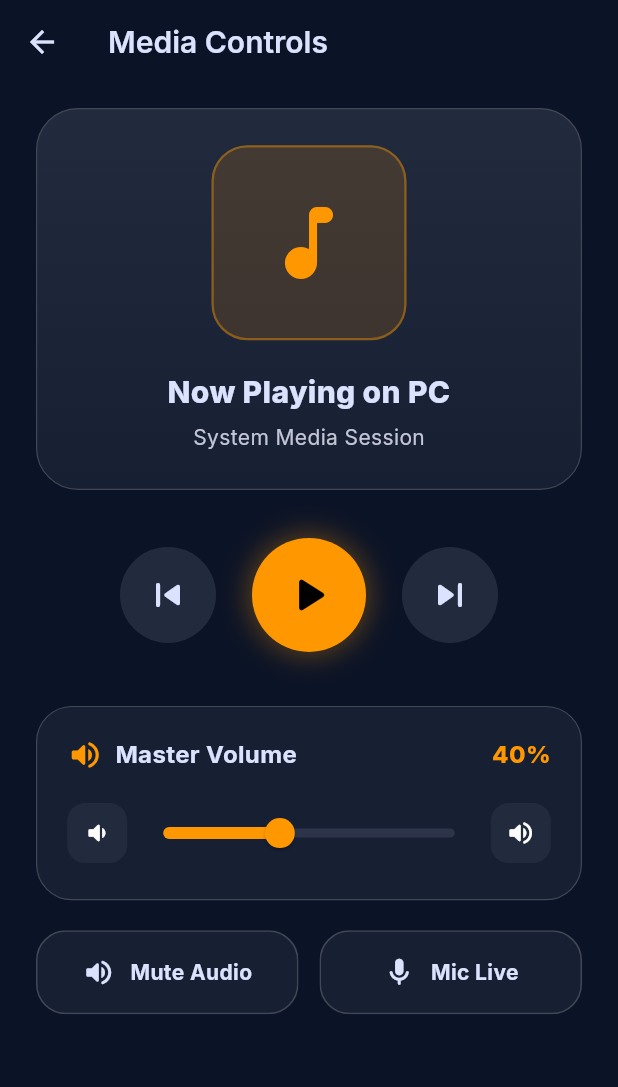
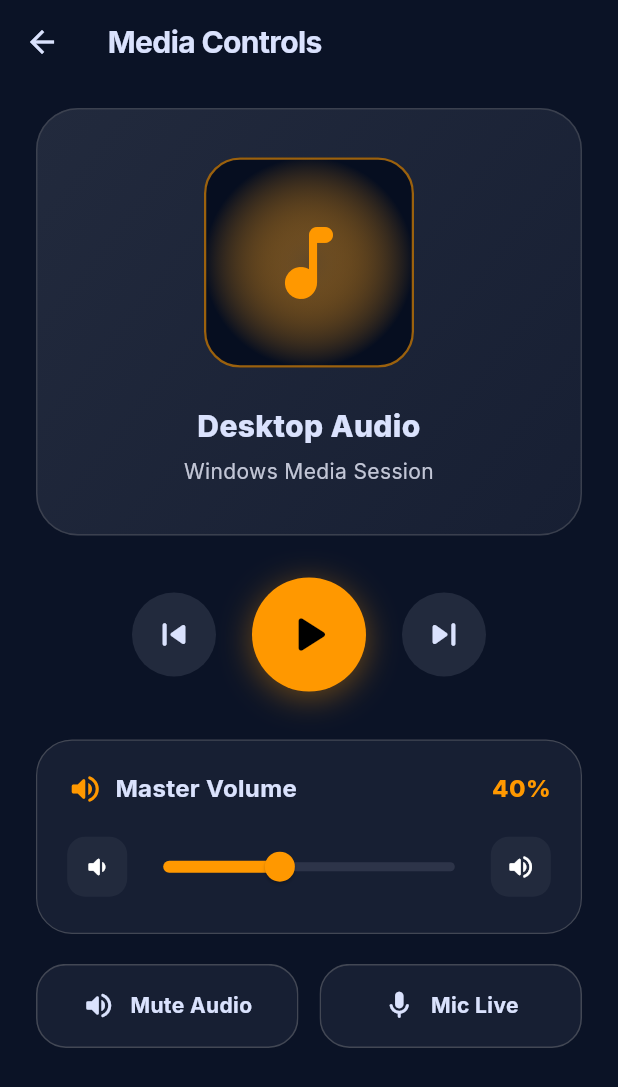
Before and after one commit to Dulmin2021/wintroller, a Flutter app: the MediaControlScreen screen opened directly, on a phone screen of 412 x 824 dp. Shown: the top 1087 px of the screen. Run offline on Flutter 3.47's test engine with Material 3 defaults, Android fonts, the phone set to English and light mode, and no system bars; our stand-ins replace file_picker, flutter_riverpod, flutter_secure_storage, google_fonts, shared_preferences; missing offline and left inert: mobile_scanner; accounts and stored records are empty.

Commit message:
Rename app to Wintroller, add Stitch Cyber theme from stitch_pc_remote_commander_UI_Screens, and implement zero-latency master volume sync

```diff
--- a/lib/features/dashboard/dashboard_screen.dart
+++ b/lib/features/dashboard/dashboard_screen.dart
@@ -44,7 +44,7 @@
             ),
             const SizedBox(width: 10),
             const Text(
-              'PCRemote',
+              'Wintroller',
               style: TextStyle(fontWeight: FontWeight.w800, letterSpacing: -0.5),
             ),
           ],
--- a/lib/features/media/media_control_screen.dart
+++ b/lib/features/media/media_control_screen.dart
@@ -15,6 +15,7 @@
 
 class _MediaControlScreenState extends ConsumerState<MediaControlScreen> {
   double _currentVolume = 40;
+  bool _isUserDraggingVolume = false;
   Timer? _volumeDebounceTimer;
   Timer? _holdTimer;
 
@@ -23,7 +24,7 @@
     super.initState();
     final systemInfo = ref.read(systemInfoProvider).value;
     if (systemInfo != null) {
-      _currentVolume = systemInfo.volume.toDouble();
+      _currentVolume = systemInfo.volume.toDouble().clamp(0, 100);
     }
   }
 
@@ -35,12 +36,24 @@
   }
 
   void _onVolumeSliderChanged(double val) {
-    setState(() => _currentVolume = val);
+    setState(() {
+      _isUserDraggingVolume = true;
+      _currentVolume = val;
+    });
+    _triggerHaptic();
     _volumeDebounceTimer?.cancel();
-    _volumeDebounceTimer = Timer(const Duration(milliseconds: 80), () {
+    _volumeDebounceTimer = Timer(const Duration(milliseconds: 30), () {
       final repo = ref.read(pcRemoteRepositoryProvider);
-      // Send volume change (or custom volume level)
-      // If server supports volume level, or repeated steps
+      repo.setVolume(val.toInt());
+    });
+  }
+
+  void _onVolumeSliderChangeEnd(double val) {
+    _volumeDebounceTimer?.cancel();
+    final repo = ref.read(pcRemoteRepositoryProvider);
+    repo.setVolume(val.toInt());
+    Future.delayed(const Duration(milliseconds: 300), () {
+      if (mounted) setState(() => _isUserDraggingVolume = false);
     });
   }
 
@@ -85,6 +98,14 @@
     final repo = ref.watch(pcRemoteRepositoryProvider);
     final systemInfo = ref.watch(systemInfoProvider).value ?? const HostSystemInfo();
 
+    ref.listen(systemInfoProvider, (prev, next) {
+      if (!_isUserDraggingVolume && next.value != null) {
+        setState(() {
+          _currentVolume = next.value!.volume.toDouble().clamp(0, 100);
+        });
+      }
+    });
+
     return Scaffold(
       backgroundColor: AppColors.background,
       appBar: AppBar(
@@ -98,57 +119,72 @@
               // Now Playing Artwork / Card
               Container(
                 width: double.infinity,
-                padding: const EdgeInsets.all(24),
+                padding: const EdgeInsets.symmetric(vertical: 32, horizontal: 20),
                 decoration: BoxDecoration(
-                  gradient: const LinearGradient(
+                  gradient: LinearGradient(
                     colors: [
                       AppColors.surfaceContainerHigh,
                       AppColors.surfaceContainer,
                     ],
-                    begin: Alignment.topCenter,
-                    end: Alignment.bottomCenter,
+                    begin: Alignment.topLeft,
+                    end: Alignment.bottomRight,
                   ),
                   borderRadius: BorderRadius.circular(28),
-                  border: Border.all(color: AppColors.outlineVariant, width: 0.8),
+                  border: Border.all(
+                    color: AppColors.outlineVariant.withOpacity(0.8),
+                    width: 1,
+                  ),
                 ),
                 child: Column(
                   children: [
                     Container(
-                      width: 130,
-                      height: 130,
+                      width: 140,
+                      height: 140,
                       decoration: BoxDecoration(
-                        color: AppColors.mediaAccent.withOpacity(0.15),
+                        gradient: RadialGradient(
+                          colors: [
+                            AppColors.mediaAccent.withOpacity(0.3),
+                            AppColors.surfaceContainerLowest,
+                          ],
+                        ),
                         borderRadius: BorderRadius.circular(24),
                         border: Border.all(
-                          color: AppColors.mediaAccent.withOpacity(0.4),
+                          color: AppColors.mediaAccent.withOpacity(0.6),
                           width: 1.5,
                         ),
                       ),
-                      child: const Icon(
+                      child: const Center(
+                        child: Icon(
                           Icons.music_note_rounded,
                           size: 64,
                           color: AppColors.mediaAccent,
                         ),
                       ),
-                    const SizedBox(height: 20),
+                    ),
+                    const SizedBox(height: 24),
                     Text(
-                      systemInfo.activeMediaTitle ?? 'Now Playing on PC',
-                      textAlign: TextAlign.center,
+                      (systemInfo.activeMediaTitle != null && systemInfo.activeMediaTitle!.isNotEmpty)
+                          ? systemInfo.activeMediaTitle!
+                          : 'Desktop Audio',
                       style: const TextStyle(
                         fontSize: 20,
                         fontWeight: FontWeight.w800,
                         color: AppColors.onSurface,
                       ),
+                      textAlign: TextAlign.center,
                       maxLines: 1,
                       overflow: TextOverflow.ellipsis,
                     ),
                     const SizedBox(height: 6),
                     Text(
-                      systemInfo.activeMediaArtist ?? 'System Media Session',
+                      (systemInfo.activeMediaArtist != null && systemInfo.activeMediaArtist!.isNotEmpty)
+                          ? systemInfo.activeMediaArtist!
+                          : 'Windows Media Session',
                       style: const TextStyle(
                         fontSize: 14,
                         color: AppColors.onSurfaceVariant,
                       ),
+                      textAlign: TextAlign.center,
                       maxLines: 1,
                       overflow: TextOverflow.ellipsis,
                     ),
@@ -156,68 +192,39 @@
                 ),
               ),
 
-              const SizedBox(height: 32),
+              const SizedBox(height: 28),
 
-              // Playback Controls Row (Previous, Play/Pause, Next)
+              // Playback Transport Controls (Prev / Play-Pause / Next)
               Row(
                 mainAxisAlignment: MainAxisAlignment.center,
                 children: [
-                  // Previous Track
-                  IconButton.filledTonal(
-                    iconSize: 32,
-                    padding: const EdgeInsets.all(16),
-                    style: IconButton.styleFrom(
-                      backgroundColor: AppColors.surfaceContainerHigh,
-                      foregroundColor: AppColors.onSurface,
-                    ),
-                    icon: const Icon(Icons.skip_previous_rounded),
+                  _PlaybackCircleButton(
+                    icon: Icons.skip_previous_rounded,
+                    size: 56,
+                    iconSize: 30,
                     onPressed: () {
                       _triggerHaptic();
                       repo.mediaPrevious();
                     },
                   ),
                   const SizedBox(width: 24),
-
-                  // Large Play / Pause button
-                  Container(
-                    width: 76,
-                    height: 76,
-                    decoration: BoxDecoration(
-                      shape: BoxShape.circle,
-                      color: AppColors.mediaAccent,
-                      boxShadow: [
-                        BoxShadow(
-                          color: AppColors.mediaAccent.withOpacity(0.35),
-                          blurRadius: 16,
-                          spreadRadius: 2,
-                        ),
-                      ],
-                    ),
-                    child: IconButton(
-                      iconSize: 40,
-                      color: Colors.black,
-                      icon: Icon(
-                        systemInfo.isPlaying
+                  _PlaybackCircleButton(
+                    icon: systemInfo.isPlaying
                         ? Icons.pause_rounded
                         : Icons.play_arrow_rounded,
-                      ),
+                    size: 76,
+                    iconSize: 42,
+                    isPrimary: true,
                     onPressed: () {
                       _triggerHaptic();
                       repo.mediaPlayPause();
                     },
                   ),
-                  ),
                   const SizedBox(width: 24),
-
-                  // Next Track
-                  IconButton.filledTonal(
-                    iconSize: 32,
-                    padding: const EdgeInsets.all(16),
-                    style: IconButton.styleFrom(
-                      backgroundColor: AppColors.surfaceContainerHigh,
-                      foregroundColor: AppColors.onSurface,
-                    ),
-                    icon: const Icon(Icons.skip_next_rounded),
+                  _PlaybackCircleButton(
+                    icon: Icons.skip_next_rounded,
+                    size: 56,
+                    iconSize: 30,
                     onPressed: () {
                       _triggerHaptic();
                       repo.mediaNext();
@@ -226,7 +233,7 @@
                 ],
               ),
 
-              const SizedBox(height: 36),
+              const SizedBox(height: 32),
 
               // Volume Controls Card
               Container(
@@ -290,6 +297,7 @@
                             activeColor: AppColors.mediaAccent,
                             inactiveColor: AppColors.surfaceContainerHighest,
                             onChanged: _onVolumeSliderChanged,
+                            onChangeEnd: _onVolumeSliderChangeEnd,
                           ),
                         ),
                         GestureDetector(
@@ -363,6 +371,49 @@
   }
 }
 
+class _PlaybackCircleButton extends StatelessWidget {
+  final IconData icon;
+  final double size;
+  final double iconSize;
+  final bool isPrimary;
+  final VoidCallback onPressed;
+
+  const _PlaybackCircleButton({
+    required this.icon,
+    required this.size,
+    required this.iconSize,
+    this.isPrimary = false,
+    required this.onPressed,
+  });
+
+  @override
+  Widget build(BuildContext context) {
+    return Container(
+      width: size,
+      height: size,
+      decoration: BoxDecoration(
+        shape: BoxShape.circle,
+        color: isPrimary ? AppColors.mediaAccent : AppColors.surfaceContainerHigh,
+        boxShadow: isPrimary
+            ? [
+                BoxShadow(
+                  color: AppColors.mediaAccent.withOpacity(0.4),
+                  blurRadius: 18,
+                  offset: const Offset(0, 4),
+                )
+              ]
+            : null,
+      ),
+      child: IconButton(
+        icon: Icon(icon),
+        iconSize: iconSize,
+        color: isPrimary ? Colors.black : AppColors.onSurface,
+        onPressed: onPressed,
+      ),
+    );
+  }
+}
+
 class _MediaToggleCard extends StatelessWidget {
   final String title;
   final bool isActive;
--- a/lib/main.dart
+++ b/lib/main.dart
@@ -18,19 +18,19 @@
       overrides: [
         storageServiceProvider.overrideWithValue(storageService),
       ],
-      child: const PCRemoteApp(),
+      child: const WintrollerApp(),
     ),
   );
 }
 
-class PCRemoteApp extends ConsumerStatefulWidget {
-  const PCRemoteApp({super.key});
+class WintrollerApp extends ConsumerStatefulWidget {
+  const WintrollerApp({super.key});
 
   @override
-  ConsumerState<PCRemoteApp> createState() => _PCRemoteAppState();
+  ConsumerState<WintrollerApp> createState() => _WintrollerAppState();
 }
 
-class _PCRemoteAppState extends ConsumerState<PCRemoteApp> {
+class _WintrollerAppState extends ConsumerState<WintrollerApp> {
   @override
   void initState() {
     super.initState();
@@ -74,12 +74,17 @@
   @override
   Widget build(BuildContext context) {
     final themeMode = ref.watch(themeModeProvider);
+    final themeStyle = ref.watch(themeStyleProvider);
+
+    final activeDarkTheme = themeStyle == AppThemeStyle.midnight
+        ? AppTheme.midnightTheme
+        : AppTheme.stitchCyberTheme;
 
     return MaterialApp(
-      title: 'PCRemote',
+      title: 'Wintroller',
       debugShowCheckedModeBanner: false,
       theme: AppTheme.lightTheme,
-      darkTheme: AppTheme.darkTheme,
+      darkTheme: activeDarkTheme,
       themeMode: themeMode,
       home: _getInitialHome(),
     );
--- a/lib/protocol/command_protocol.dart
+++ b/lib/protocol/command_protocol.dart
@@ -103,6 +103,7 @@
   static const String mediaPrevious = 'media.previous';
   static const String mediaVolumeUp = 'media.volumeUp';
   static const String mediaVolumeDown = 'media.volumeDown';
+  static const String mediaSetVolume = 'media.setVolume';
   static const String mediaMute = 'media.mute';
   static const String mediaUnmute = 'media.unmute';
   static const String mediaMicOn = 'media.micOn';
--- a/lib/services/pcremote_repository.dart
+++ b/lib/services/pcremote_repository.dart
@@ -95,6 +95,9 @@
   Future<ResponseMessage> mediaVolumeDown() async =>
       await _wsService.sendCommand(ProtocolActions.mediaVolumeDown);
 
+  Future<ResponseMessage> setVolume(int value) async =>
+      await _wsService.sendCommand(ProtocolActions.mediaSetVolume, params: {'value': value});
+
   Future<ResponseMessage> mediaMute() async =>
       await _wsService.sendCommand(ProtocolActions.mediaMute);
 
--- a/lib/services/storage_service.dart
+++ b/lib/services/storage_service.dart
@@ -72,9 +72,14 @@
     return await _secureStorage.read(key: 'token_$deviceId');
   }
 
+  static const String _keyThemeStyle = 'theme_style';
+
   // Preferences
   String getThemeMode() => _prefs.getString(_keyThemeMode) ?? 'dark';
   Future<void> setThemeMode(String mode) async => _prefs.setString(_keyThemeMode, mode);
+
+  String getThemeStyle() => _prefs.getString(_keyThemeStyle) ?? 'stitch_cyber';
+  Future<void> setThemeStyle(String style) async => _prefs.setString(_keyThemeStyle, style);
 
   bool getHapticsEnabled() => _prefs.getBool(_keyHaptics) ?? true;
   Future<void> setHapticsEnabled(bool enabled) async => _prefs.setBool(_keyHaptics, enabled);
```
Also changed, not shown: lib/features/settings/settings_screen.dart (+33 -2 lines), lib/providers/app_providers.dart (+32 -0 lines), lib/theme/app_theme.dart (+57 -5 lines), windows_companion/bin/server.dart (+26 -0 lines), 2 other files. Lines whose indentation alone changed are shown as unchanged.
